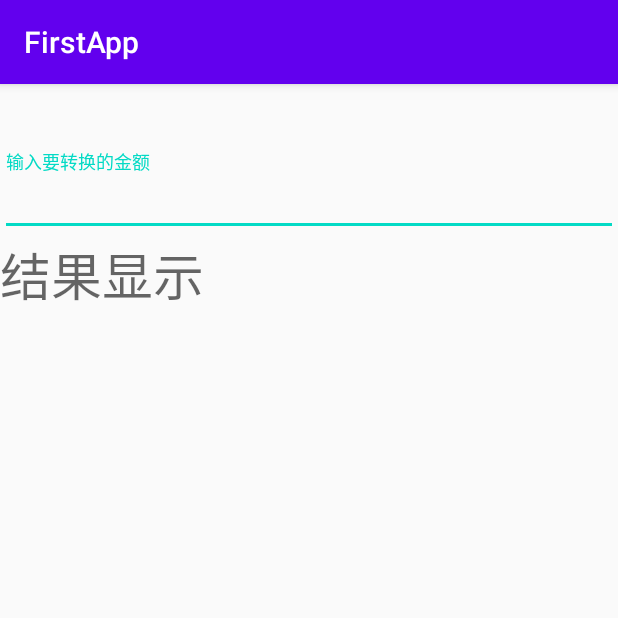
After one commit to TaoShiyuan/APP, an Android app: the Listjump2 screen opened directly, with no data from a screen before it, on a phone screen of 412 x 824 dp, the top half of it. The commit adds this screen. Run offline under Robolectric (Android 15) with nearby library versions, the phone set to English and light mode, and no system bars.

Commit message:
Revert "汇率计算"
This reverts commit e6d810e9cde85140a26cbf6af38a54eefc938c21.

```diff
--- a/app/build.gradle
+++ b/app/build.gradle
@@ -26,9 +26,12 @@ dependencies {
     implementation fileTree(dir: "libs", include: ["*.jar"])
     implementation 'androidx.appcompat:appcompat:1.1.0'
     implementation 'androidx.constraintlayout:constraintlayout:1.1.3'
+
     implementation 'com.google.android.material:material:1.2.1'
+    implementation 'org.jsoup:jsoup:1.13.1'
     testImplementation 'junit:junit:4.12'
     androidTestImplementation 'androidx.test.ext:junit:1.1.1'
     androidTestImplementation 'androidx.test.espresso:espresso-core:3.2.0'
+    androidTestImplementation 'com.android.support.test:runner:1.0.2'
 
 }
--- /dev/null
+++ b/app/src/main/java/com/example/firstapp/Listjump2.java
@@ -0,0 +1,47 @@
+package com.example.firstapp;
+
+import android.os.Bundle;
+import android.text.Editable;
+import android.text.TextWatcher;
+import android.widget.TextView;
+
+import androidx.appcompat.app.AppCompatActivity;
+
+public class Listjump2 extends AppCompatActivity {
+    String TAG="rateCalc";
+    float rate=0f;
+    TextView input;
+
+    @Override
+    protected void onCreate(Bundle savedInstanceState) {
+        super.onCreate(savedInstanceState);
+        setContentView(R.layout.activity_listjump2);
+        String title =getIntent().getStringExtra("title");
+        rate=getIntent().getFloatExtra("rate",0f);
+        ((TextView)findViewById(R.id.title)).setText(title); //转成TextView对象，匿名对象
+        input=findViewById(R.id.input);
+        input.addTextChangedListener(new TextWatcher(){
+            @Override
+            public void beforeTextChanged(CharSequence s, int start, int count, int after) {
+            }
+
+            @Override
+            public void onTextChanged(CharSequence s, int start, int before, int count) {
+
+            }
+            //
+            @Override
+            public void afterTextChanged(Editable s) {
+                TextView result=(TextView)Listjump2.this.findViewById(R.id.result);
+                if(s.length()>0){
+                    float val=Float.parseFloat(s.toString());
+                    result.setText(val+"RMB==>"+(rate*val));
+
+                }
+                else {
+                    result.setText("");
+                }
+            }
+        });
+    }
+}
--- a/app/src/main/res/layout/activity_activityopen.xml
+++ b/app/src/main/res/layout/activity_activityopen.xml
@@ -5,7 +5,7 @@
     android:layout_width="match_parent"
     android:layout_height="match_parent"
     android:orientation="vertical"
-    tools:context=".activityopen">
+    tools:context=".Activityopen">
 
     <EditText
         android:id="@+id/dollarset"
--- /dev/null
+++ b/app/src/main/res/layout/activity_listjump2.xml
@@ -0,0 +1,40 @@
+<?xml version="1.0" encoding="utf-8"?>
+<androidx.constraintlayout.widget.ConstraintLayout xmlns:android="http://schemas.android.com/apk/res/android"
+    xmlns:app="http://schemas.android.com/apk/res-auto"
+    xmlns:tools="http://schemas.android.com/tools"
+    android:layout_width="match_parent"
+    android:layout_height="match_parent"
+    tools:context=".Listjump2">
+
+    <LinearLayout
+        android:layout_width="match_parent"
+        android:layout_height="match_parent"
+        android:orientation="vertical">
+
+        <TextView
+            android:id="@+id/title"
+            android:layout_width="match_parent"
+            android:layout_height="wrap_content"
+            android:text="TextView"
+            android:textAppearance="@style/TextAppearance.AppCompat.Display1"
+            android:textColor="#EC1515" />
+
+        <com.google.android.material.textfield.TextInputLayout
+            android:layout_width="match_parent"
+            android:layout_height="wrap_content">
+
+            <com.google.android.material.textfield.TextInputEditText
+                android:id="@+id/input"
+                android:layout_width="match_parent"
+                android:layout_height="wrap_content"
+                android:hint="输入要转换的金额" />
+        </com.google.android.material.textfield.TextInputLayout>
+
+        <TextView
+            android:id="@+id/result"
+            android:layout_width="match_parent"
+            android:layout_height="wrap_content"
+            android:text="结果显示"
+            android:textAppearance="@style/TextAppearance.AppCompat.Display1" />
+    </LinearLayout>
+</androidx.constraintlayout.widget.ConstraintLayout>
```
Also changed, not shown: app/src/main/AndroidManifest.xml (+24 -1 lines), app/src/main/java/com/example/firstapp/Activityopen.java (renamed from app/src/main/java/com/example/firstapp/activityopen.java, +10 -8 lines), app/src/main/java/com/example/firstapp/List.java (added, +134 -0 lines), app/src/main/java/com/example/firstapp/Listjump.java (added, +181 -0 lines), app/src/main/java/com/example/firstapp/MainActivity.java (+49 -6 lines), app/src/main/java/com/example/firstapp/Myadapter.java (added, +42 -0 lines), app/src/main/res/layout/activity_listjump.xml (added, +21 -0 lines), app/src/main/res/layout/listhuilv.xml (added, +29 -0 lines).
